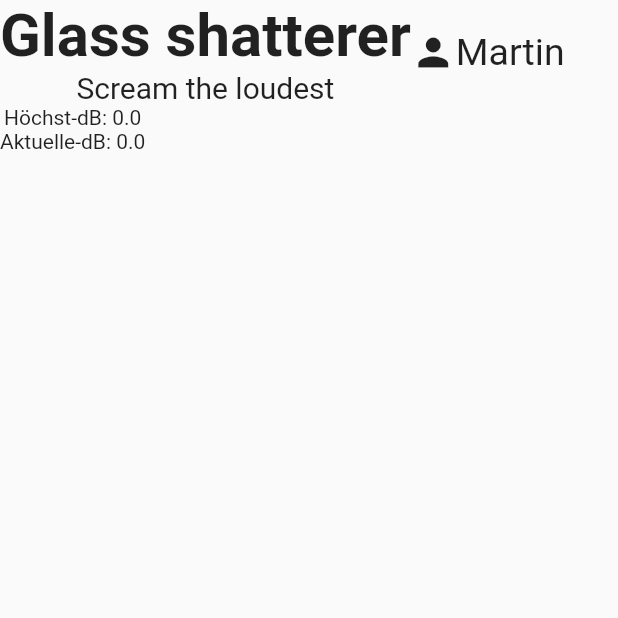
After one commit to Swissforce/sensor_tournament, a Flutter app: the GameScreamPage screen opened directly, on a phone screen of 412 x 824 dp, the top half of it. The commit adds this screen. Run offline on Flutter 3.47's test engine with Material 2 defaults, Android fonts, the phone set to English and light mode, and no system bars; missing offline and left inert: noise_meter.

Commit message:
implemented sensor readings for the 1st game

```diff
--- a/lib/main.dart
+++ b/lib/main.dart
@@ -1,31 +1,39 @@
 import 'package:flutter/material.dart';
 import 'package:provider/provider.dart';
+
 import 'package:sensor_tournament/model/player.dart';
-
+import 'package:sensor_tournament/model/game.dart';
+import 'package:sensor_tournament/pages/game_scream_page.dart';
 import 'package:sensor_tournament/pages/main_menu_page.dart';
 
+
 void main() {
-  PlayerList data = PlayerList();
-  runApp(TournamentApp(data));
+  PlayerList playerData = PlayerList();
+  Game gameData = Game(players: playerData.players);
+  runApp(TournamentApp(playerData, gameData));
 }
 
 class TournamentApp extends StatelessWidget {
-  PlayerList data;
+  PlayerList playerData;
+  Game gameData;
 
   //Constructor
-  TournamentApp(this.data, {Key? key}) : super(key: key);
+  TournamentApp(this.playerData, this.gameData, {Key? key}) : super(key: key);
 
 
   // This widget is the root of your application.
   @override
   Widget build(BuildContext context) {
     return ChangeNotifierProvider<PlayerList>(
-      create: (_) => data,
-      child: MaterialApp(
-        title: 'Sensor Tournament',
-        theme: ThemeData(primarySwatch: Colors.blue,),
-        home: MainMenuPage(),
-      ),
+      create: (_) => playerData,
+      child: ChangeNotifierProvider<Game>(
+        create: (_) => gameData,
+        child: MaterialApp(
+          title: 'Sensor Tournament',
+          theme: ThemeData(primarySwatch: Colors.blue,),
+          home: MainMenuPage(),
+        ),
+      )
     );
   }
 }
--- a/lib/model/game.dart
+++ b/lib/model/game.dart
@@ -3,16 +3,21 @@ import 'package:provider/provider.dart';
 
 import 'package:sensor_tournament/model/player.dart';
 
-class Game extends ChangeNotifier{
+class Game extends ChangeNotifier {
   late List<Player> _players;
-  late Map<Player, int> _playerScore;
+  late Map<Player, int> _playerScore = Map();
   int _currentPlayerIndex = 0;
   int _highestScorePlayerIndex = 0;
 
 
   //Constructor
-  Game(BuildContext context){
-    _players = Provider.of<PlayerList>(context).players;
+  Game({BuildContext? context : null, List<Player>? players : null}){
+    if (context != null){
+      this._players = Provider.of<PlayerList>(context).players;
+    }
+    else if (players != null){
+      this._players = players;
+    }
     for (var i = 0; i < _players.length; i++){
       _playerScore[_players[i]] = 0;
     }
@@ -32,14 +37,18 @@ class Game extends ChangeNotifier{
   //Setter
   void setScore(int playerIndex, int score){
     _playerScore[_players[playerIndex]] = score;
+    notifyListeners();
   }
 
 
   bool nextPlayer(){
     if (_players.length - _currentPlayerIndex > 1){
       _currentPlayerIndex++;
+      notifyListeners();
       return true;
     }
+    _currentPlayerIndex = 0;
+    notifyListeners();
     return false;
   }
 
--- /dev/null
+++ b/lib/pages/game_scream_page.dart
@@ -0,0 +1,204 @@
+import 'dart:async';
+
+import 'package:flutter/material.dart';
+import 'package:provider/provider.dart';
+import 'package:noise_meter/noise_meter.dart';
+
+import 'package:sensor_tournament/model/player.dart';
+import 'package:sensor_tournament/model/game.dart';
+
+
+
+class GameScreamPage extends StatefulWidget{
+  @override
+  _GameScreamPage createState() => _GameScreamPage();
+}
+
+class _GameScreamPage extends State<GameScreamPage>{
+  double _currentDecibel = 0, _maxDecibelPlayer = 0;
+  late StreamSubscription<NoiseReading> _noiseSubscription;
+
+  @override
+  void initState() {
+    super.initState();
+
+    _noiseSubscription = NoiseMeter().noiseStream.listen((NoiseReading noiseReading) {
+      setState(() {
+        _currentDecibel = noiseReading.meanDecibel;
+        if (_currentDecibel > _maxDecibelPlayer){
+          _maxDecibelPlayer = _currentDecibel;
+        }
+      });
+    });
+  }
+
+
+  @override
+  Widget build(BuildContext context) {
+    return Scaffold(
+      body: Center(
+        child: Column(
+          children: [
+            header(context),
+            screamGame(context),
+            //Expanded(child: playerList(context)),
+            //playerForm(context),
+          ],
+        ),
+      ),
+    );
+  }
+
+  Widget header(BuildContext context){
+    var game = Provider.of<Game>(context);
+    Icon profilePicture = Icon(Icons.person);
+
+    if (game.players[game.currentPlayerIndex].picture != profilePicture){
+      profilePicture = game.players[game.currentPlayerIndex].picture;
+    }
+
+
+    return Row(
+      //mainAxisAlignment: MainAxisAlignment.center,
+        children: [
+          Column(
+            children: [
+              Text("Glass shatterer", style: TextStyle(fontSize: 40, fontWeight: FontWeight.bold)),
+              Text("Scream the loudest", style: TextStyle(fontSize: 20))
+            ],
+          ),
+          Icon(profilePicture.icon, size: 30),
+          Text(game.players[game.currentPlayerIndex].name, style: TextStyle(fontSize: 25),)
+        ],
+      );
+  }
+
+
+  Widget screamGame(BuildContext context){
+    String _maxInt = _maxDecibelPlayer.toStringAsFixed(1);
+    String _currentInt = _currentDecibel.toStringAsFixed(1);
+
+    return Row(
+      children: [
+        Column(
+          children: [
+            Text("Höchst-dB: $_maxInt"),
+            Text("Aktuelle-dB: $_currentInt"),
+          ],
+        ),
+      ],
+    );
+  }
+
+
+
+
+
+
+
+
+
+
+
+
+
+
+
+
+/*
+
+  Widget playerList(BuildContext context){
+    var players = Provider.of<PlayerList>(context);
+
+    return ListView.builder(
+      itemCount: players.players.length,
+      itemBuilder: (context, index) {
+        return Center(
+          child: Row(
+            mainAxisAlignment: MainAxisAlignment.center,
+            children: [
+              const SizedBox(
+                height: 60,
+              ),
+
+              Container(
+                margin: EdgeInsets.all(30),
+                child: IconButton(
+                  icon: Icon(Icons.person, size: 40),
+                  onPressed: () {},
+                ),
+              ),
+
+              Flexible(
+                child: Container(
+                  width: MediaQuery.of(context).size.width * 0.7,
+                  child: Text(players.players[index].name, style: TextStyle(fontSize: 30)),
+                ),
+              ),
+
+              Container(
+                margin: EdgeInsets.all(30),
+                child: IconButton(
+                  icon: Icon(Icons.close, size: 40),
+                  onPressed: () {
+                    if (players.players.length > 1){
+                      players.deletePlayer(index);
+                    }
+                  },
+                ),
+              ),
+            ],
+          ),
+        );
+      },
+    );
+
+
+  }
+
+  Widget playerForm(BuildContext context){
+    var players = Provider.of<PlayerList>(context);
+
+    return Center(
+      child: Row(
+        mainAxisAlignment: MainAxisAlignment.center,
+        children: [
+          Container(
+            margin: EdgeInsets.all(30),
+            child: IconButton(
+              icon: Icon(Icons.camera_alt, size: 30),
+              onPressed: () {
+                // Bild aufnehmen
+              },
+            ),
+          ),
+
+          Expanded(
+            child: Container(
+              width: MediaQuery.of(context).size.width * 0.7,
+              child: TextField(
+                controller: textController,
+              ),
+            ),
+          ),
+
+          Container(
+            margin: EdgeInsets.all(30),
+            child: IconButton(
+              icon: Icon(Icons.send, size: 30),
+              onPressed: () {
+                if (textController.text.isNotEmpty){
+                  players.addPlayer(textController.text);
+                  textController.clear();
+                }
+              },
+            ),
+          ),
+        ],
+      ),
+    );
+  }
+  */
+
+
+}
--- a/lib/pages/game_selection_page.dart
+++ b/lib/pages/game_selection_page.dart
@@ -1,4 +1,6 @@
 import 'package:flutter/material.dart';
+
+import 'package:sensor_tournament/pages/game_scream_page.dart';
 
 class GameSelectionPage extends StatelessWidget{
 
@@ -21,9 +23,13 @@ class GameSelectionPage extends StatelessWidget{
                 minWidth: MediaQuery.of(context).size.width * 0.7,
                 buttonColor: Theme.of(context).primaryColorLight,
                 child: RaisedButton(
-                  onPressed: () {  },
                   padding: const EdgeInsets.all(30),
-                  child: Text("Spiel 1", style: TextStyle(fontSize: 30),),
+                  child: Text("Glass shatterer", style: TextStyle(fontSize: 30)),
+                  onPressed: () {
+                    Navigator.push(context, MaterialPageRoute(builder: (context) {
+                      return GameScreamPage();
+                    }));
+                  },
                 ),
               ),
               const SizedBox(
--- a/pubspec.yaml
+++ b/pubspec.yaml
@@ -30,6 +30,7 @@ dependencies:
   flutter:
     sdk: flutter
   provider: ^6.0.3
+  noise_meter: ^3.1.0
 
 
   # The following adds the Cupertino Icons font to your application.
```
Also changed, not shown: pubspec.lock, 1 other file.
